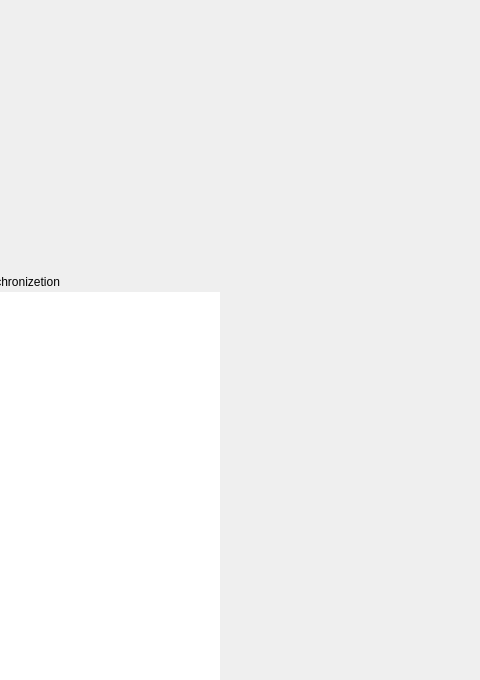
Before: the Qt Designer form plugins/timedate/src/kiran-timedate-widget.ui in openeuler-mirror/kiran-control-panel, drawn with Qt 5; both pictures show x 92 to 572 and y 0 to 680 of the 967 by 680 pixel window.
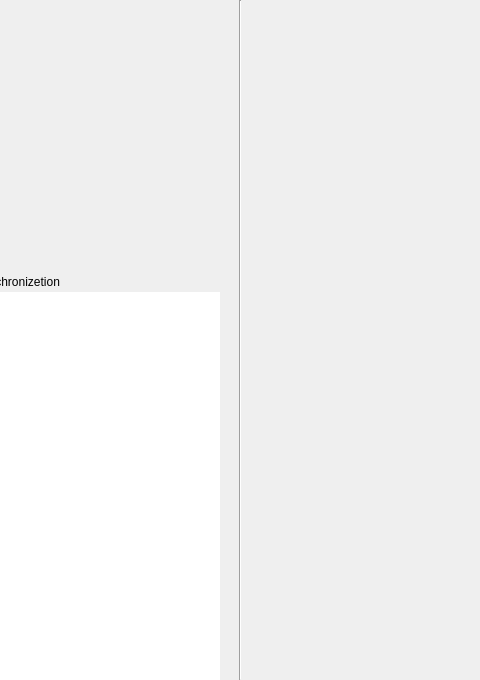
After: the same form once the commit is applied. Custom widgets are drawn as their Qt base class.

Commit message:
refactor(*): update kiran-cpanel-timedate style
- 更新日期时间风格样式

The edit to the form file:
```diff
--- a/plugins/timedate/src/kiran-timedate-widget.ui
+++ b/plugins/timedate/src/kiran-timedate-widget.ui
@@ -212,6 +212,13 @@
      </layout>
     </widget>
    </item>
+   <item>
+    <widget class="Line" name="line">
+     <property name="orientation">
+      <enum>Qt::Vertical</enum>
+     </property>
+    </widget>
+   </item>
    <item>
     <widget class="QWidget" name="widget_content" native="true">
      <layout class="QVBoxLayout" name="verticalLayout_2">
```
The commit also changes 251 other files.
